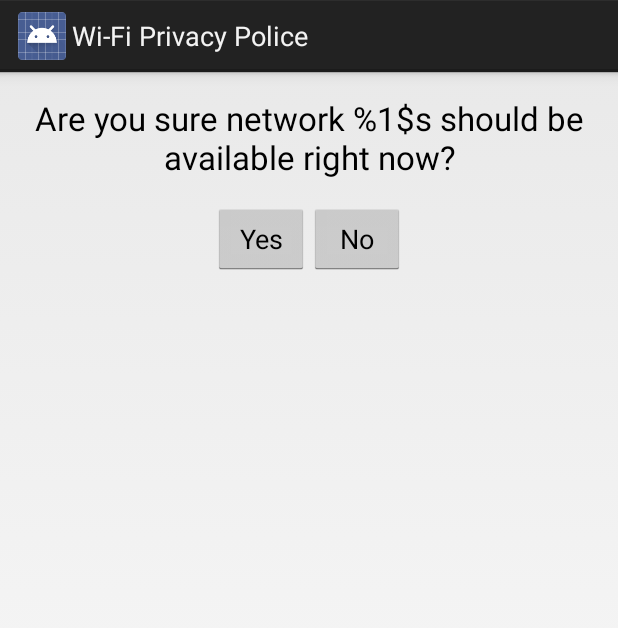
After one commit to BramBonne/privacypolice, an Android app: the layout activity_askpermission.xml on its own in the app's theme, with its tools: preview values and no code run, on a phone screen of 412 x 824 dp. The commit adds this screen. Shown: the top 628 px of the screen. Run offline under Robolectric (Android 15) with nearby library versions, the phone set to English and light mode, and no system bars.

Commit message:
Added ability for older android versions to change permissions.

```diff
--- a/privacypolice/src/main/java/be/uhasselt/privacypolice/ScanResultsChecker.java
+++ b/privacypolice/src/main/java/be/uhasselt/privacypolice/ScanResultsChecker.java
@@ -99,6 +99,10 @@ public class ScanResultsChecker extends BroadcastReceiver {
         disableIntent.putExtra("SSID", SSID).putExtra("BSSID", BSSID).putExtra("enable", false);
         PendingIntent disablePendingIntent = PendingIntent.getBroadcast(ctx, 1, disableIntent, PendingIntent.FLAG_CANCEL_CURRENT);
 
+        Intent activityIntent = new Intent(ctx, AskPermissionActivity.class);
+        activityIntent.putExtra("SSID", SSID).putExtra("BSSID", BSSID);
+        PendingIntent activityPendingIntent = PendingIntent.getActivity(ctx, 2, activityIntent, PendingIntent.FLAG_CANCEL_CURRENT);
+
         Resources res = ctx.getResources();
         String headerString = String.format(res.getString(R.string.permission_header), SSID);
         String permissionString = String.format(res.getString(R.string.ask_permission), SSID);
@@ -111,6 +115,7 @@ public class ScanResultsChecker extends BroadcastReceiver {
                 .setContentTitle(headerString)
                 .setContentText(permissionString)
                 .setStyle(new Notification.BigTextStyle().bigText(permissionString))
+                .setContentIntent(activityPendingIntent)
                 .addAction(android.R.drawable.ic_input_add, yes, addPendingIntent)
                 .addAction(android.R.drawable.ic_delete, no, disablePendingIntent);
         notificationManager.notify(0, mBuilder.build());
--- /dev/null
+++ b/privacypolice/src/main/res/layout/activity_askpermission.xml
@@ -0,0 +1,43 @@
+<?xml version="1.0" encoding="utf-8"?>
+
+<LinearLayout xmlns:android="http://schemas.android.com/apk/res/android"
+    android:orientation="vertical" android:layout_width="match_parent"
+    android:layout_height="match_parent"
+    android:gravity="center_horizontal">
+
+    <TextView
+        android:layout_width="wrap_content"
+        android:layout_height="wrap_content"
+        android:textAppearance="?android:attr/textAppearanceLarge"
+        android:text="@string/ask_permission"
+        android:id="@+id/networkQuestion"
+        style="@android:style/TextAppearance.Holo.Large"
+        android:autoText="false"
+        android:gravity="center_horizontal"
+        android:typeface="normal"
+        android:phoneNumber="false"
+        android:password="false"
+        android:paddingLeft="@dimen/activity_horizontal_margin"
+        android:paddingRight="@dimen/activity_horizontal_margin"
+        android:paddingBottom="@dimen/activity_vertical_margin"
+        android:paddingTop="@dimen/activity_vertical_margin" />
+
+    <LinearLayout
+        android:orientation="horizontal"
+        android:layout_width="fill_parent"
+        android:layout_height="wrap_content"
+        android:gravity="center_horizontal">
+
+        <Button
+            android:layout_width="wrap_content"
+            android:layout_height="wrap_content"
+            android:text="@string/yes"
+            android:id="@+id/yesButton" />
+
+        <Button
+            android:layout_width="wrap_content"
+            android:layout_height="wrap_content"
+            android:text="@string/no"
+            android:id="@+id/noButton" />
+    </LinearLayout>
+</LinearLayout>
--- a/privacypolice/src/main/res/values/strings.xml
+++ b/privacypolice/src/main/res/values/strings.xml
@@ -12,5 +12,8 @@
     <string name="permission_header">\"%1$s\" encountered</string>
     <string name="request_survey_title">Please fill in our survey</string>
     <string name="request_survey_text">Filling in our survey helps us perform research, and allows us to provide apps such as this one in the future. Fill in the survey by touching this notification.</string>
+    <string name="title_activity_ask_permission">AskPermissionActivity</string>
+    <string name="hello_world">Hello world!</string>
+    <string name="action_settings">Settings</string>
 
 </resources>
```
Also changed, not shown: privacypolice/src/main/AndroidManifest.xml (+23 -3 lines), privacypolice/src/main/java/be/uhasselt/privacypolice/AskPermissionActivity.java (added, +79 -0 lines), privacypolice/src/main/res/menu/ask_permission.xml (added, +9 -0 lines).
